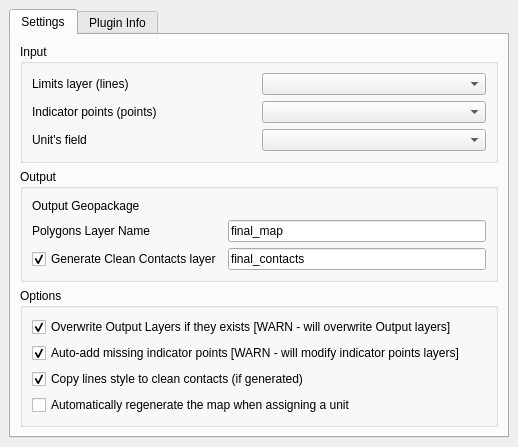
Old version of the form mappy/qgismappy_dockwidget_base.ui in the repository europlanet-gmap/mappy.
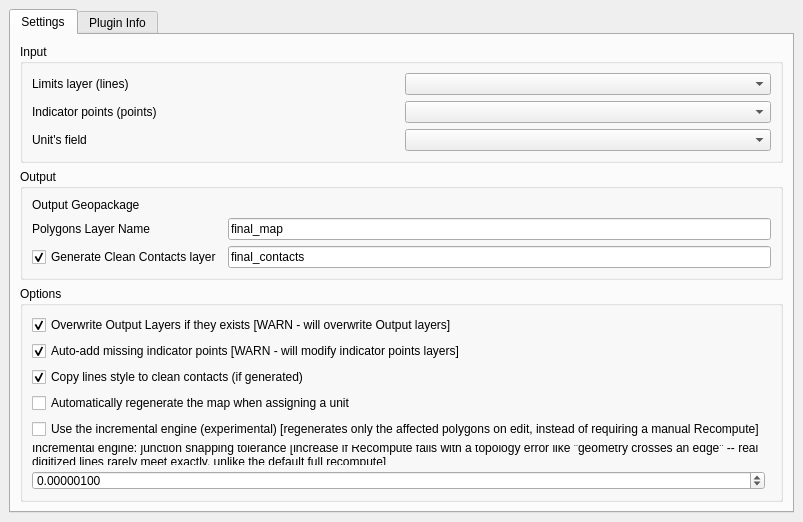
New version of the form. Custom widgets are drawn as their Qt base class.

Commit message:
Add an incremental map engine, gated behind MAPPY_DEV
IncrementalMapEngine keeps a SpatiaLite topology + dirty-queue sidecar
(topology_db.py, dirty_queue.py) so edits regenerate only the affected
polygons instead of a full recompute. It's opt-in via a dock checkbox
and still experimental, so the GUI hides it (and the topology-tolerance
setting) unless MAPPY_DEV is set in the environment -- restoreSettingsFromProject
also refuses to activate it for a project a developer saved with it
enabled, keeping it out of a generic user's reach either way.

```diff
--- a/mappy/qgismappy_dockwidget_base.ui
+++ b/mappy/qgismappy_dockwidget_base.ui
@@ -167,6 +167,45 @@
              </property>
             </widget>
            </item>
+           <item row="4" column="0">
+            <widget class="QCheckBox" name="use_incremental_engine">
+             <property name="text">
+              <string>Use the incremental engine (experimental) [regenerates only the affected polygons on edit, instead of requiring a manual Recompute]</string>
+             </property>
+             <property name="checked">
+              <bool>false</bool>
+             </property>
+            </widget>
+           </item>
+           <item row="5" column="0">
+            <widget class="QLabel" name="label_topology_tolerance">
+             <property name="text">
+              <string>Incremental engine: junction snapping tolerance [increase if Recompute fails with a topology error like "geometry crosses an edge" -- real digitized lines rarely meet exactly, unlike the default full recompute]</string>
+             </property>
+             <property name="wordWrap">
+              <bool>true</bool>
+             </property>
+            </widget>
+           </item>
+           <item row="6" column="0">
+            <widget class="QgsDoubleSpinBox" name="topology_tolerance">
+             <property name="decimals">
+              <number>8</number>
+             </property>
+             <property name="minimum">
+              <double>0.000000000000000</double>
+             </property>
+             <property name="maximum">
+              <double>1000.000000000000000</double>
+             </property>
+             <property name="singleStep">
+              <double>0.000001000000000</double>
+             </property>
+             <property name="value">
+              <double>0.000001000000000</double>
+             </property>
+            </widget>
+           </item>
           </layout>
          </widget>
         </item>
@@ -205,6 +244,11 @@
   </widget>
  </widget>
  <customwidgets>
+  <customwidget>
+   <class>QgsDoubleSpinBox</class>
+   <extends>QDoubleSpinBox</extends>
+   <header>qgsdoublespinbox.h</header>
+  </customwidget>
   <customwidget>
    <class>QgsFieldComboBox</class>
    <extends>QComboBox</extends>
```
The commit also changes 18 other files.
